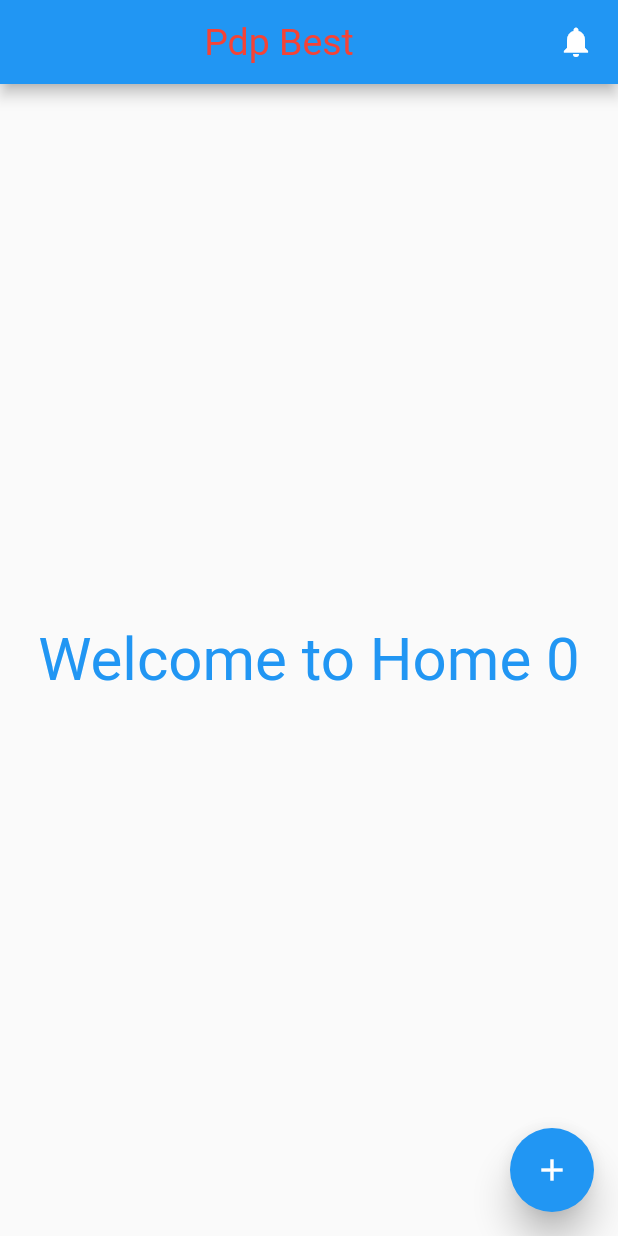
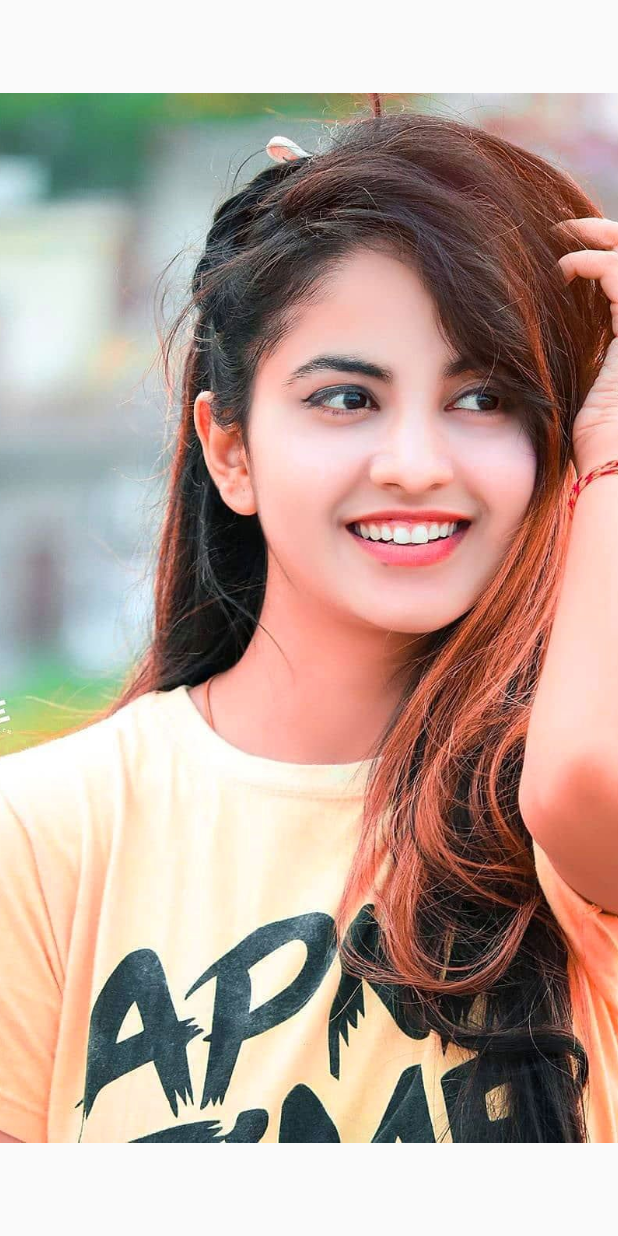
Before and after one commit to FirdavsSayidov/pdpbest, a Flutter app: the screen it shows after launch, on a phone screen of 412 x 824 dp. Run offline on Flutter 3.47's test engine with Material 2 defaults, Android fonts, the phone set to English and light mode, and no system bars.

Commit message:
Pdp Best

```diff
--- a/lib/pages/home_page.dart
+++ b/lib/pages/home_page.dart
@@ -13,26 +13,14 @@ class _HomePageState extends State<HomePage> {   int count = 0;
   @override
   Widget build(BuildContext context) {
     return Scaffold(
-      appBar: AppBar(
-        title:Center(child: Text('Pdp Best',style: TextStyle(color:Colors.red,fontSize: 25,fontWeight: FontWeight.normal),)),
-        actions: [
-          Icon(Icons.notifications),
-          SizedBox(width: 16,),
-        ],
+
+      body: Center(
+        child:Image(
+          width: 500,
+            height: 700,
+            fit: BoxFit.cover,
+            image: AssetImage('assets/images/ic_image3.jpg'),
       ),
-      body: Center(
-        child:Text("Welcome to Home "+count.toString(),style: TextStyle(color: Colors.blue,fontSize: 40),),
-
-
-      ),
-      floatingActionButton: FloatingActionButton(
-        elevation: 10.0,
-        child: Icon(Icons.add),
-        onPressed:(){
-         setState((){
-           count++;
-         });
-        },
       ),
     );
   }
```
Also changed, not shown: assets/images/ic.image2.jpg, assets/images/ic_image1.jpg, assets/images/ic_image3.jpg.
